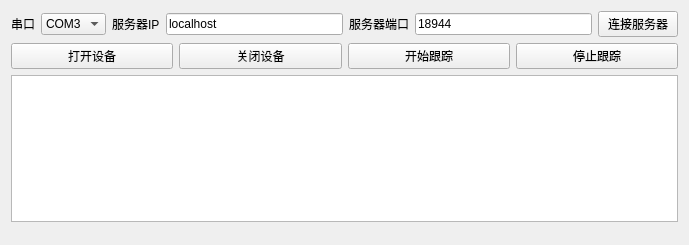
The window that Libs/SurgeryNavigation/stkAuroraTrackerWidget.ui (zpphigh/STK) describes before a commit, drawn with Qt 5.
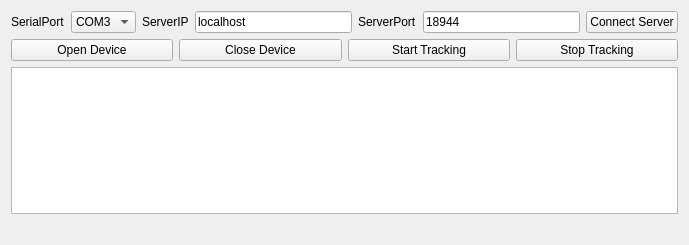
The same window after the commit.

Commit message: NDI Aurora communication OK!

```diff
--- a/Libs/SurgeryNavigation/stkAuroraTrackerWidget.ui
+++ b/Libs/SurgeryNavigation/stkAuroraTrackerWidget.ui
@@ -19,7 +19,7 @@
      <item>
       <widget class="QLabel" name="label_15">
        <property name="text">
-        <string>串口</string>
+        <string>SerialPort</string>
        </property>
       </widget>
      </item>
@@ -73,7 +73,7 @@
      <item>
       <widget class="QLabel" name="label_16">
        <property name="text">
-        <string>服务器IP</string>
+        <string>ServerIP</string>
        </property>
       </widget>
      </item>
@@ -87,7 +87,7 @@
      <item>
       <widget class="QLabel" name="label_17">
        <property name="text">
-        <string>服务器端口</string>
+        <string>ServerPort</string>
        </property>
       </widget>
      </item>
@@ -101,7 +101,7 @@
      <item>
       <widget class="QPushButton" name="connectServerButton">
        <property name="text">
-        <string>连接服务器</string>
+        <string>Connect Server</string>
        </property>
       </widget>
      </item>
@@ -112,28 +112,28 @@
      <item>
       <widget class="QPushButton" name="openDeviceButton">
        <property name="text">
-        <string>打开设备</string>
+        <string>Open Device</string>
        </property>
       </widget>
      </item>
      <item>
       <widget class="QPushButton" name="closeDeviceButton">
        <property name="text">
-        <string>关闭设备</string>
+        <string>Close Device</string>
        </property>
       </widget>
      </item>
      <item>
       <widget class="QPushButton" name="startTrackingButton">
        <property name="text">
-        <string>开始跟踪</string>
+        <string>Start Tracking</string>
        </property>
       </widget>
      </item>
      <item>
       <widget class="QPushButton" name="stopTrackingButton">
        <property name="text">
-        <string>停止跟踪</string>
+        <string>Stop Tracking</string>
        </property>
       </widget>
      </item>
```
